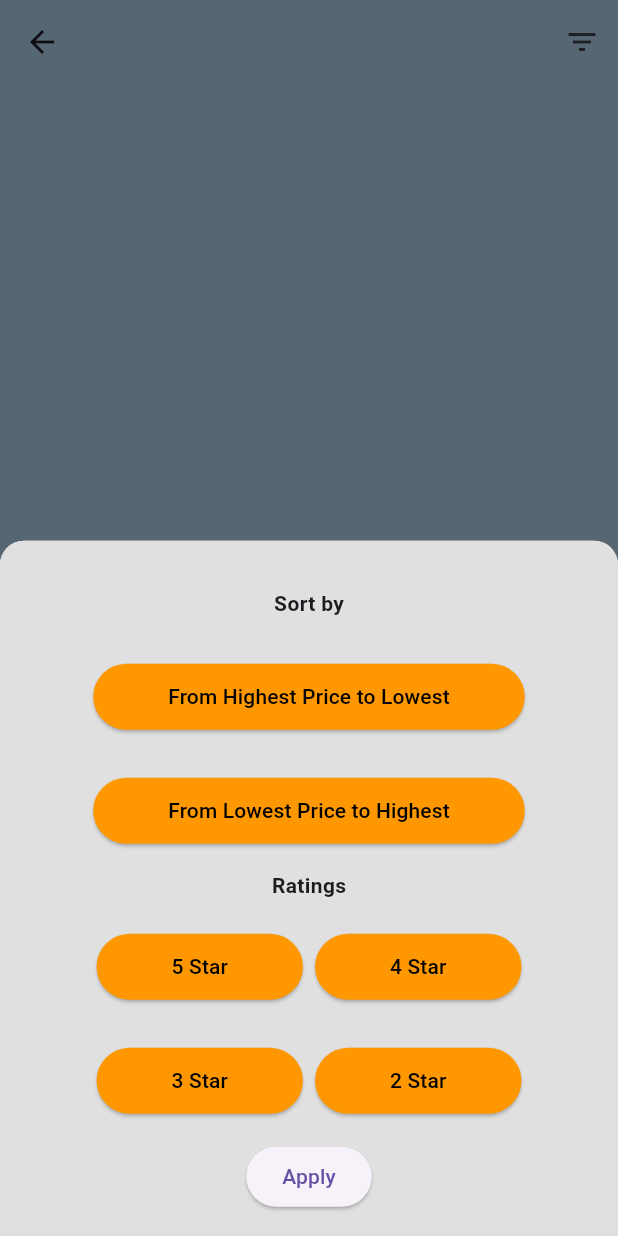
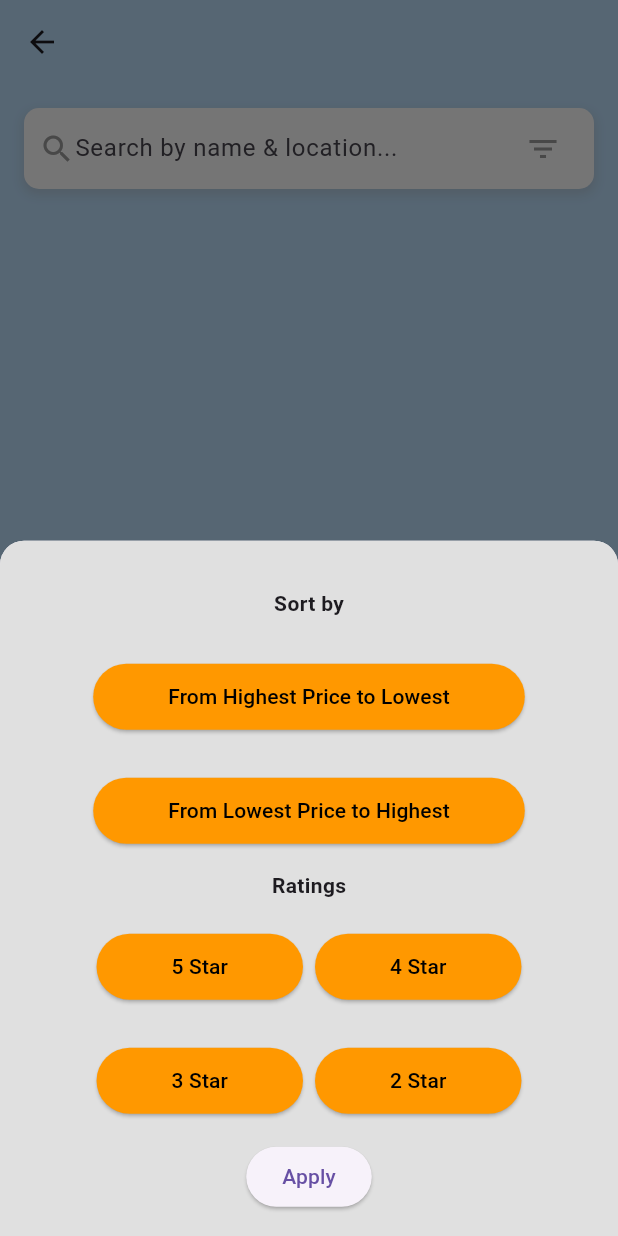
Before and after one commit to yao0000/lesgoo, a Flutter app: the ListScreen screen opened directly with empty values, after a tap on the "filter list" icon, on a phone screen of 412 x 824 dp. Run offline on Flutter 3.47's test engine with Material 3 defaults, Android fonts, the phone set to English and light mode, and no system bars; our stand-ins replace cloud_firestore, firebase_auth, firebase_core, firebase_storage, fluttertoast, go_router and 1 more; missing offline and left inert: restart_app; accounts and stored records are empty.

Commit message:
fecth country from DB, list screen filter by name and address

```diff
--- a/lib/ui/pages/menu/common/list_screen.dart
+++ b/lib/ui/pages/menu/common/list_screen.dart
@@ -7,6 +7,7 @@ import 'package:travel/data/repositories/restaurant_repository.dart';
 import 'package:travel/ui/pages/menu/common/filter_drawer.dart';
 import 'package:travel/ui/widgets/button_action.dart';
 import 'package:travel/ui/widgets/card_object.dart';
+import 'package:travel/ui/widgets/widgets.dart';
 
 class ListScreen extends StatefulWidget {
   final String type;
@@ -18,6 +19,9 @@ class ListScreen extends StatefulWidget {
 }
 
 class _ListScreen extends State<ListScreen> {
+
+  final TextEditingController _searchController = TextEditingController();
+
   Map<String, bool> filterState = {
     'desc': false,
     'asc': false,
@@ -78,11 +82,11 @@ class _ListScreen extends State<ListScreen> {
   Future<List<dynamic>?> getFutureList() {
     switch (widget.type) {
       case "hotels":
-          return HotelRepository.getList();
+        return HotelRepository.getList();
       case "cars":
         return CarRepository.getList();
       default:
-          return RestaurantRepository.getList();
+        return RestaurantRepository.getList();
     }
   }
 
@@ -115,6 +119,15 @@ class _ListScreen extends State<ListScreen> {
                   )
                   .toList();
     });
+
+    if (_searchController.text.trim().isNotEmpty) {
+      String query = _searchController.text.trim();
+      list = list!
+          .where((item) =>
+              item.name.toLowerCase().contains(query.toLowerCase()) ||
+              item.address.toLowerCase().contains(query.toLowerCase()))
+          .toList();
+    }
   }
 
   @override
@@ -134,16 +147,55 @@ class _ListScreen extends State<ListScreen> {
             context.pop();
           },
         ),
-        actions: [
-          IconButton(
-            icon: Icon(Icons.filter_list),
-            onPressed: () => openFilterDrawer(context),
-          ),
-        ],
       ),
       backgroundColor: Colors.blue[100],
       body: Column(
         children: [
+          Padding(
+            padding: const EdgeInsets.all(16.0),
+            child: Column(
+              children: [
+                Container(
+                  decoration: BoxDecoration(
+                    color: Colors.white,
+                    borderRadius: BorderRadius.circular(10),
+                    boxShadow: [
+                      BoxShadow(
+                        color: Colors.grey.withOpacity(0.3),
+                        spreadRadius: 1,
+                        blurRadius: 5,
+                        offset: const Offset(0, 3),
+                      ),
+                    ],
+                  ),
+                  padding: const EdgeInsets.symmetric(horizontal: 10),
+                  child: Row(
+                    children: [
+                      const Icon(
+                        Icons.search,
+                        color: Colors.grey,
+                      ), // Search Icon
+                      Expanded(
+                        child: TextField(
+                          controller: _searchController,
+                          onChanged: (value) { sortList(); },
+                          decoration: const InputDecoration(
+                            hintText: 'Search by name & location...',
+                            border: InputBorder.none,
+                            contentPadding: EdgeInsets.symmetric(vertical: 15),
+                          ),
+                        ),
+                      ),
+                      IconButton(
+                        icon: const Icon(Icons.filter_list, color: Colors.grey),
+                        onPressed: () => openFilterDrawer(context),
+                      ),
+                    ],
+                  ),
+                ),
+              ],
+            ),
+          ),
           Expanded(
             child:
                 list == null
```
Also changed, not shown: lib/data/repositories/settings_repository.dart (added, +19 -0 lines), lib/ui/pages/menu/traveller/profile/profile_edit_screen.dart (+11 -1 lines).
